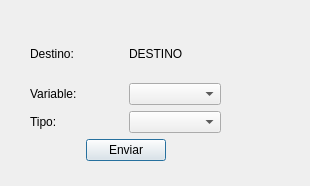
First picture: the form in consultar.ui, repository arukagiri/interfazLAC, before the edit.
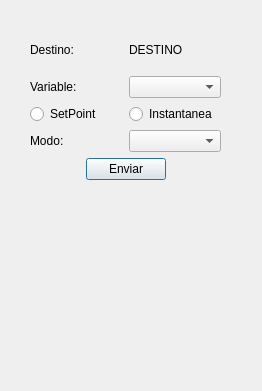
Second picture: the form after the edit.

Commit message: Cambie la ventanta de comandar con el nuevo qmap y toda la bola y deje por la mitad la de consultar porq me canse

```diff
--- a/consultar.ui
+++ b/consultar.ui
@@ -6,8 +6,8 @@
    <rect>
     <x>0</x>
     <y>0</y>
-    <width>310</width>
-    <height>186</height>
+    <width>262</width>
+    <height>391</height>
    </rect>
   </property>
   <property name="sizePolicy">
@@ -25,7 +25,7 @@
      <x>20</x>
      <y>20</y>
      <width>211</width>
-     <height>151</height>
+     <height>170</height>
     </rect>
    </property>
    <layout class="QVBoxLayout" name="verticalLayout_2">
@@ -75,12 +75,30 @@
         </item>
        </layout>
       </item>
+      <item>
+       <layout class="QHBoxLayout" name="horizontalLayout_5">
+        <item>
+         <widget class="QRadioButton" name="radioButton">
+          <property name="text">
+           <string>SetPoint</string>
+          </property>
+         </widget>
+        </item>
+        <item>
+         <widget class="QRadioButton" name="radioButton_2">
+          <property name="text">
+           <string>Instantanea</string>
+          </property>
+         </widget>
+        </item>
+       </layout>
+      </item>
       <item>
        <layout class="QHBoxLayout" name="horizontalLayout_2">
         <item>
          <widget class="QLabel" name="label">
           <property name="text">
-           <string>Tipo:</string>
+           <string>Modo:</string>
           </property>
          </widget>
         </item>
```
Left out of the diff: 2 changed lines with no effect on the pictures. The commit also changes 17 other files.
